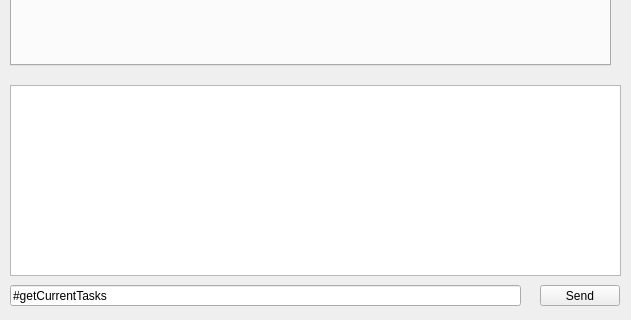
Qt form mainwidget.ui (nikifor511/elclient) before a commit; both pictures show x 0 to 631 and y 345 to 665 of the 631 by 665 pixel window.
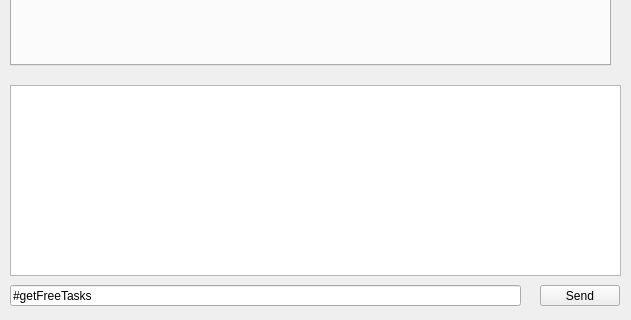
The same form after that commit.

Patch:
```diff
--- a/mainwidget.ui
+++ b/mainwidget.ui
@@ -59,7 +59,7 @@
     </rect>
    </property>
    <property name="text">
-    <string>#getCurrentTasks</string>
+    <string>#getFreeTasks</string>
    </property>
   </widget>
   <widget class="QPushButton" name="sendButton">
```
